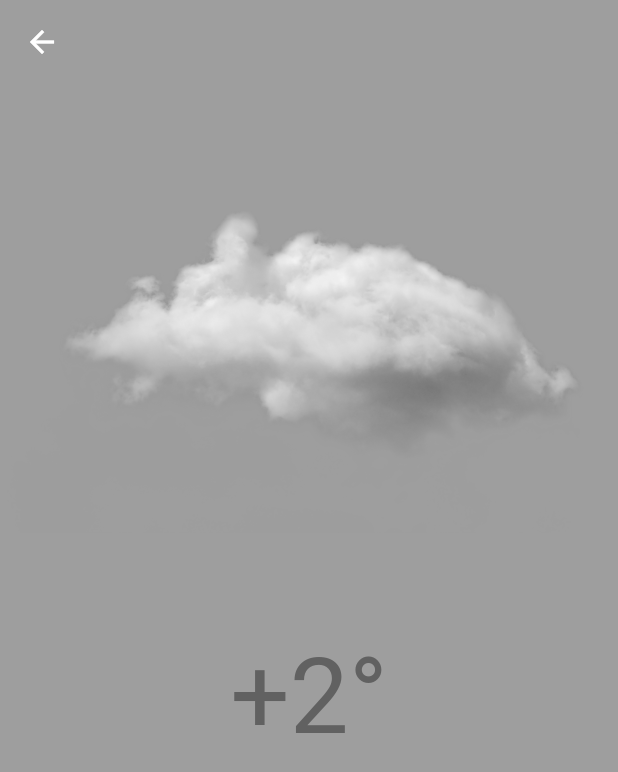
After one commit to anastasiabya/flutter-animation, a Flutter app: the screen it shows after launch, after a tap on "Curved Animation", on a phone screen of 412 x 824 dp. The commit adds this screen. Shown: the top 772 px of the screen. Run offline on Flutter 3.47's test engine with Material 2 defaults, Android fonts, the phone set to English and light mode, and no system bars.

Commit message:
curved animation

```diff
--- /dev/null
+++ b/lib/src/curved_animation.dart
@@ -0,0 +1,66 @@
+import 'package:flutter/material.dart';
+
+class CurvedAnimation extends StatefulWidget {
+  const CurvedAnimation({Key? key}) : super(key: key);
+
+  @override
+  State<CurvedAnimation> createState() => _CurvedAnimationState();
+}
+
+class _CurvedAnimationState extends State<CurvedAnimation>
+    with SingleTickerProviderStateMixin {
+  late final AnimationController _controller = AnimationController(
+    vsync: this,
+    duration: const Duration(
+      seconds: 2,
+    ),
+  )..repeat(
+      reverse: true,
+    );
+  late final Animation<Offset> _animation = Tween(
+    begin: Offset.zero,
+    end: const Offset(0, 0.08),
+  ).animate(_controller);
+
+  @override
+  void dispose() {
+    _controller.dispose();
+    super.dispose();
+  }
+
+  @override
+  Widget build(BuildContext context) {
+    return Scaffold(
+      backgroundColor: Colors.grey,
+      appBar: AppBar(
+        backgroundColor: Colors.grey,
+        elevation: 0,
+      ),
+      body: Column(
+        children: [
+          const SizedBox(
+            height: 20,
+          ),
+          _animatedWidget(),
+          const SizedBox(
+            height: 80,
+          ),
+          Text(
+            '+2°',
+            style: TextStyle(
+              color: Colors.grey.shade700,
+              fontSize: 70,
+            ),
+          )
+        ],
+      ),
+    );
+  }
+
+  Widget _animatedWidget() {
+    return SlideTransition(
+      position: _animation,
+      child: Image.asset('assets/cloud.png'),
+    );
+  }
+}
--- a/lib/src/home_screen.dart
+++ b/lib/src/home_screen.dart
@@ -1,3 +1,4 @@
+import 'package:animation/src/curved_animation.dart' as ca;
 import 'package:animation/src/discount_card.dart';
 import 'package:animation/src/flip_animation.dart';
 import 'package:flutter/material.dart';
@@ -26,6 +27,14 @@ class HomePage extends StatelessWidget {
             onTap: () => Navigator.push(context,
                 MaterialPageRoute(builder: (context) => const DiscountCard())),
           ),
+          ListTile(
+            title: const Text('Curved Animation'),
+            trailing: const Icon(Icons.arrow_forward_ios),
+            onTap: () => Navigator.push(
+                context,
+                MaterialPageRoute(
+                    builder: (context) => const ca.CurvedAnimation())),
+          ),
         ],
       ),
     );
```
Also changed, not shown: assets/cloud.png (added).
